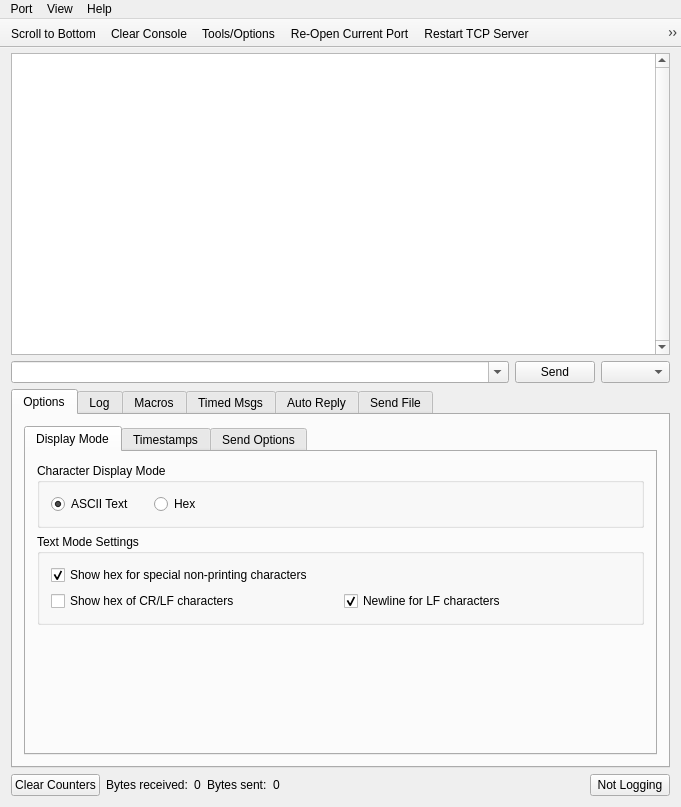
Old version of the form src/mainwindow.ui in the repository noedigcode/SimpleSerial.
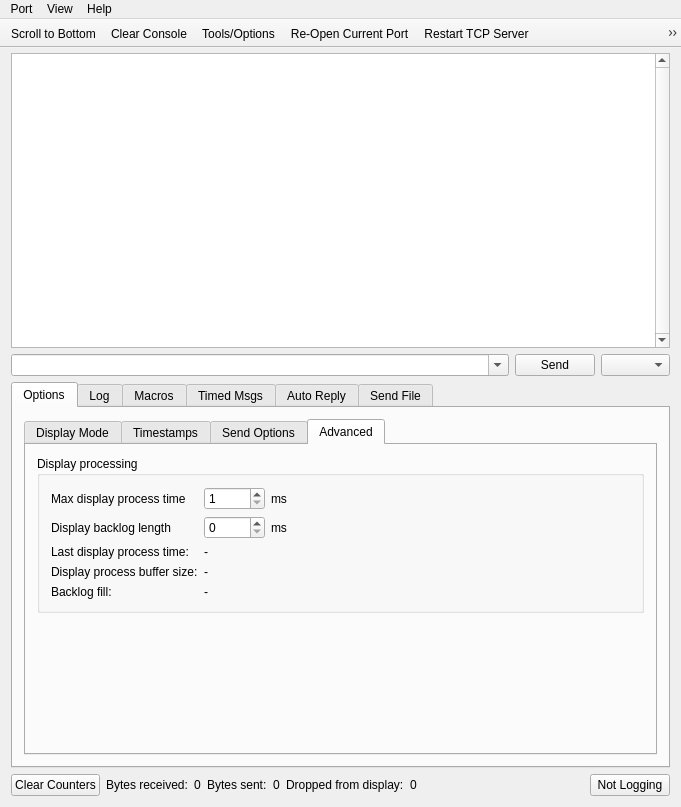
New version of the form. The open tabs and pages were chosen to show the change. Icons and pictures are not drawn. Custom widgets are drawn as their Qt base class.

Commit message: Add asynchronous processing of received data in display with dropping of data when the backlog buffer is too full. Add backlog size (in ms) and processing time limit as options in GUI to control backlog size (how big bursts can be handled) and GUI responsiveness. The processing buffer size is automatically adjusted based on the rate of processing and the time limit. This works well at the moment and prevents the GUI from hanging when large amounts of data is received very fast.

Patch:
```diff
--- a/src/mainwindow.ui
+++ b/src/mainwindow.ui
@@ -66,7 +66,7 @@
             <item>
              <widget class="QTabWidget" name="tabWidget_options">
               <property name="currentIndex">
-               <number>0</number>
+               <number>3</number>
               </property>
               <widget class="QWidget" name="tab_displayMode">
                <attribute name="title">
@@ -387,6 +387,135 @@
                 </item>
                </layout>
               </widget>
+              <widget class="QWidget" name="tab">
+               <attribute name="title">
+                <string>Advanced</string>
+               </attribute>
+               <layout class="QVBoxLayout" name="verticalLayout_18">
+                <item>
+                 <widget class="QGroupBox" name="groupBox_12">
+                  <property name="title">
+                   <string>Display processing</string>
+                  </property>
+                  <layout class="QGridLayout" name="gridLayout_4">
+                   <item row="1" column="2">
+                    <widget class="QSpinBox" name="spinBox_maxProcessTimeMs">
+                     <property name="minimum">
+                      <number>1</number>
+                     </property>
+                     <property name="maximum">
+                      <number>10000</number>
+                     </property>
+                    </widget>
+                   </item>
+                   <item row="4" column="1">
+                    <widget class="QLabel" name="label_30">
+                     <property name="text">
+                      <string>Display process buffer size:</string>
+                     </property>
+                    </widget>
+                   </item>
+                   <item row="3" column="2" colspan="3">
+                    <widget class="QLabel" name="label_lastDisplayProcessTime">
+                     <property name="text">
+                      <string>-</string>
+                     </property>
+                    </widget>
+                   </item>
+                   <item row="2" column="1">
+                    <widget class="QLabel" name="label_27">
+                     <property name="text">
+                      <string>Display backlog length</string>
+                     </property>
+                    </widget>
+                   </item>
+                   <item row="4" column="2" colspan="3">
+                    <widget class="QLabel" name="label_displayProcessBufferSize">
+                     <property name="text">
+                      <string>-</string>
+                     </property>
+                    </widget>
+                   </item>
+                   <item row="1" column="1">
+                    <widget class="QLabel" name="label_25">
+                     <property name="text">
+                      <string>Max display process time</string>
+                     </property>
+                    </widget>
+                   </item>
+                   <item row="1" column="3">
+                    <widget class="QLabel" name="label_26">
+                     <property name="text">
+                      <string>ms</string>
+                     </property>
+                    </widget>
+                   </item>
+                   <item row="2" column="3">
+                    <widget class="QLabel" name="label_28">
+                     <property name="text">
+                      <string>ms</string>
+                     </property>
+                    </widget>
+                   </item>
+                   <item row="3" column="1">
+                    <widget class="QLabel" name="label_29">
+                     <property name="text">
+                      <string>Last display process time:</string>
+                     </property>
+                    </widget>
+                   </item>
+                   <item row="1" column="4">
+                    <spacer name="horizontalSpacer_20">
+                     <property name="orientation">
+                      <enum>Qt::Horizontal</enum>
+                     </property>
+                     <property name="sizeHint" stdset="0">
+                      <size>
+                       <width>40</width>
+                       <height>20</height>
+                      </size>
+                     </property>
+                    </spacer>
+                   </item>
+                   <item row="2" column="2">
+                    <widget class="QSpinBox" name="spinBox_displayBacklogLengthMs">
+                     <property name="maximum">
+                      <number>60000</number>
+                     </property>
+                    </widget>
+                   </item>
+                   <item row="5" column="1">
+                    <widget class="QLabel" name="label_31">
+                     <property name="text">
+                      <string>Backlog fill:</string>
+                     </property>
+                    </widget>
+                   </item>
+                   <item row="5" column="2" colspan="3">
+                    <widget class="QLabel" name="label_backlogFill">
+                     <property name="text">
+                      <string>-</string>
+                     </property>
+                    </widget>
+                   </item>
+                  </layout>
+                 </widget>
+                </item>
+                <item>
+                 <spacer name="verticalSpacer_18">
+                  <property name="orientation">
+                   <enum>Qt::Vertical</enum>
+                  </property>
+                  <property name="sizeHint" stdset="0">
+                   <size>
+                    <width>20</width>
+                    <height>125</height>
+                   </size>
+                  </property>
+                 </spacer>
+                </item>
+               </layout>
+              </widget>
              </widget>
             </item>
            </layout>
@@ -1110,6 +1239,20 @@
             </property>
            </widget>
           </item>
+          <item>
+           <widget class="QLabel" name="label_bytesDroppedTitle">
+            <property name="text">
+             <string>Dropped from display:</string>
+            </property>
+           </widget>
+          </item>
+          <item>
+           <widget class="QLabel" name="label_bytesDropped">
+            <property name="text">
+             <string>0</string>
+            </property>
+           </widget>
+          </item>
           <item>
            <spacer name="horizontalSpacer">
             <property name="orientation">
```
Left out of the diff: 4 changed lines with no effect on the pictures. The commit also changes 2 other files.
